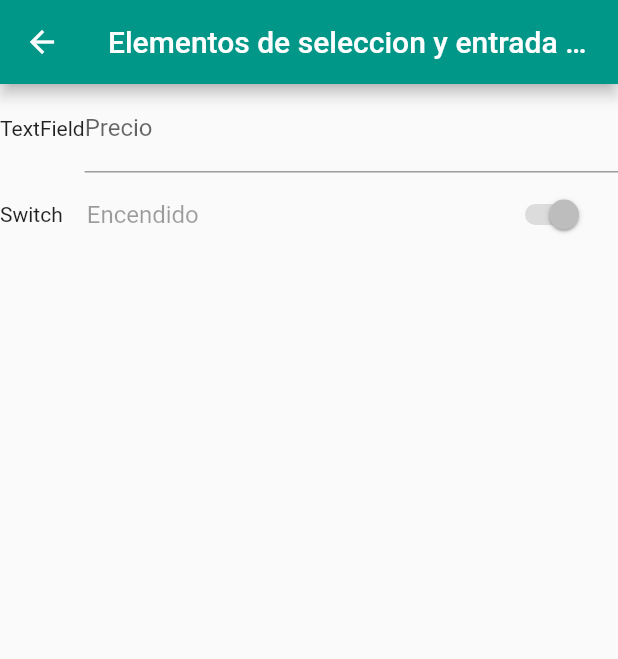
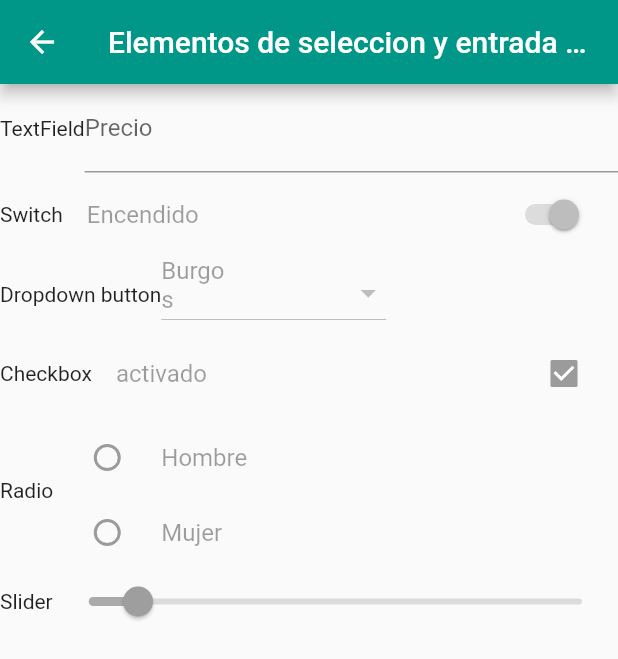
Before and after one commit to angeagu/demo_flutter, a Flutter app: the Forms screen opened directly, on a phone screen of 412 x 824 dp. Shown: the top 659 px of the screen. Run offline on Flutter 3.47's test engine with Material 2 defaults, Android fonts, the phone set to English and light mode, and no system bars; our stand-ins replace flutter_map, latlong.

Commit message:
Añadidos ejemplos de widgets de listas, checkbox, radio.

```diff
--- a/lib/widgets/forms/forms.dart
+++ b/lib/widgets/forms/forms.dart
@@ -33,6 +33,54 @@ class Forms extends StatelessWidget {
                       )
                     )
                   ],
+                ),
+                Row(
+                  children: <Widget>[
+                    Text('Dropdown button'),
+                    Container(
+                        height: 50,
+                        width: 150,
+                        child: DropdownButton(isExpanded: true, value: '09', items: [
+                          DropdownMenuItem(child: new SizedBox(width: 50,height: 50,child: Text("Avila")), value:'05'),
+                          DropdownMenuItem(child: new SizedBox(width: 50,height: 50,child: Text("Burgos")), value: '09'),
+                          DropdownMenuItem(child: new SizedBox(width: 50,height: 50,child: Text("Leon")), value: '24'),
+                          DropdownMenuItem(child: new SizedBox(width: 50,height: 50,child: Text("Palencia")), value: '34'),
+                          DropdownMenuItem(child: new SizedBox(width: 50,height: 50,child: Text("Valladolid")), value: '47'),
+                          DropdownMenuItem(child: new SizedBox(width: 50,height: 50,child: Text("Salamanca")), value: '37'),
+                          DropdownMenuItem(child: new SizedBox(width: 50,height: 50,child: Text("Segovia")), value: '40'),
+                          DropdownMenuItem(child: new SizedBox(width: 50,height: 50,child: Text("Soria")), value: '42'),
+                          DropdownMenuItem(child: new SizedBox(width: 50,height: 50,child: Text("Zamora")), value: '49'),
+                        ],
+                        onChanged: null)
+                    )
+                  ],
+                ),
+                Row(
+                  children: <Widget>[
+                    Text('Checkbox'),
+                    Expanded(
+                      child: CheckboxListTile(title: Text('activado'), value: true, onChanged: null),
+                    )
+                  ],
+                ),
+                Row(
+                  children: <Widget>[
+                    Text('Radio'),
+                    Column(
+                      children: <Widget>[
+                        SizedBox(height: 50,width: 200,child: RadioListTile(title: Text("Hombre"), value: 'H', groupValue: null, onChanged: null)),
+                        SizedBox(height: 50,width: 200,child: RadioListTile(title: Text("Mujer"), value: 'M', groupValue: null, onChanged: null))
+                      ],
+                    )
+                  ],
+                ),
+                Row(
+                  children: <Widget>[
+                    Text('Slider'),
+                    Expanded(
+                      child: Slider(value: 10, min: 0, max: 100, onChanged: null)
+                    )
+                  ],
                 )
               ],
             )
--- a/lib/widgets/main.dart
+++ b/lib/widgets/main.dart
@@ -4,7 +4,8 @@ import 'package:demo_flutter/widgets/tab-bar/tab-bar.dart';
 import 'package:demo_flutter/widgets/bottom-navigation-bar/bottom-navigation-bar.dart';
 import 'package:demo_flutter/widgets/drawer/drawer.dart';
 import 'package:demo_flutter/widgets/forms/forms.dart';
-
+import 'package:demo_flutter/widgets/dialogs-alerts/dialogs-alerts.dart';
+import 'package:demo_flutter/widgets/list/list.dart';
 
 void main() => runApp(MyApp());
 
@@ -39,6 +40,8 @@ class HomeScreen extends StatelessWidget {
     lista.add(new ViewRef("BottomNavigationBar", "Menu de navigacion en la parte baja de la aplicacion", new BottomNavigationBarExample()));
     lista.add(new ViewRef("Drawer", "Menu lateral de tipo slide-in", new DrawerExample()));
     lista.add(new ViewRef("Elementos de Formulario", "Elementos de seleccion e introduccion en formularios, y botones", new Forms()));
+    //lista.add(new ViewRef("Dialogos y Alertas", "Elementos de notificacion al usuario, dialogos, confirmacion,etc", new DialogsAlerts()));
+    lista.add(new ViewRef("Listas", "Tipico widget de elementos ordenados en forma de lista", new ListExample()));
 
     return lista;
   }
```
Also changed, not shown: lib/widgets/dialogs-alerts/dialogs-alerts.dart (added, +63 -0 lines), lib/widgets/list/list.dart (added, +46 -0 lines).
